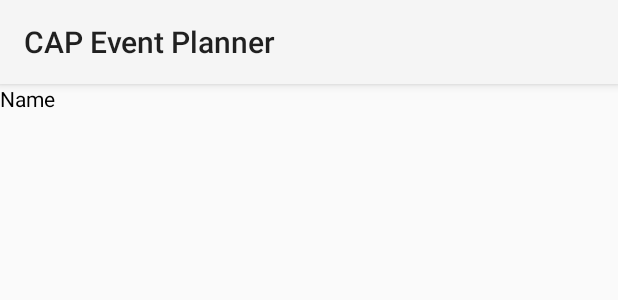
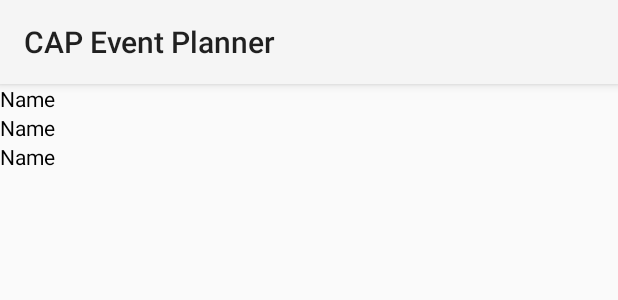
Before and after one commit to mbyers2017/CAPEventPlanner, an Android app: the layout item_event.xml on its own in the app's theme, with its tools: preview values and no code run, on a phone screen of 412 x 824 dp. Shown: the top 300 px of the screen. Run offline under Robolectric (Android 15) with nearby library versions, the phone set to English and light mode, and no system bars.

Commit message:
Added date and location to each item in the listview.

```diff
--- a/app/src/main/java/maxbyers/capeventplanner/MainActivity.java
+++ b/app/src/main/java/maxbyers/capeventplanner/MainActivity.java
@@ -509,6 +509,8 @@ public class MainActivity extends Activity
      */
     private static class ViewHolder {
         TextView name;
+        TextView date;
+        TextView location;
     }
 
     /**
@@ -536,12 +538,16 @@ public class MainActivity extends Activity
                 convertView = inflater.inflate(R.layout.item_event, parent, false);
                 // Define all parameters to be dsiplayed here.
                 viewHolder.name = (TextView) convertView.findViewById(R.id.eventName);
+                viewHolder.date = (TextView) convertView.findViewById(R.id.eventDate);
+                viewHolder.location = (TextView) convertView.findViewById(R.id.eventLocation);
                 convertView.setTag(viewHolder);
             } else {
                 viewHolder = (ViewHolder) convertView.getTag();
             }
             // Populate the data into the template view using the data object
             viewHolder.name.setText(event.getTitle());
+            viewHolder.date.setText(event.getDate());
+            viewHolder.location.setText(event.getLocation());
             // Return the completed view to render on screen
             return convertView;
         }
--- a/app/src/main/res/layout/item_event.xml
+++ b/app/src/main/res/layout/item_event.xml
@@ -11,4 +11,18 @@
         android:textColor="#000000"
         android:text="Name" />
 
+    <TextView
+        android:id="@+id/eventDate"
+        android:layout_width="wrap_content"
+        android:layout_height="wrap_content"
+        android:textColor="#000000"
+        android:text="Name" />
+
+    <TextView
+        android:id="@+id/eventLocation"
+        android:layout_width="wrap_content"
+        android:layout_height="wrap_content"
+        android:textColor="#000000"
+        android:text="Name" />
+
 </LinearLayout>
```
